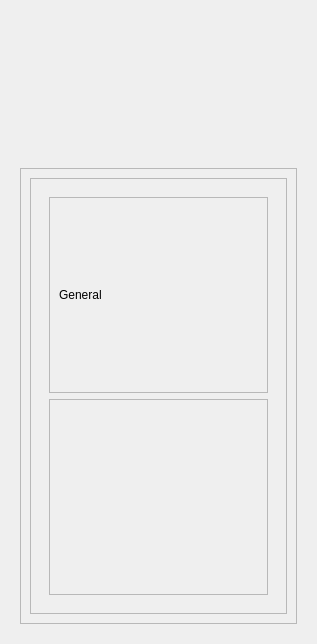
Qt form helga/nuke/rendering/renderthreads/media/ui/renderthreads.ui (timmwagener/helga) before a commit.
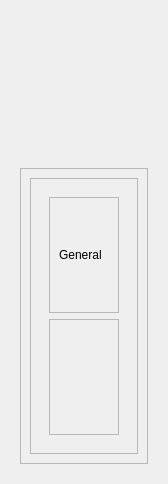
The same form after that commit. The open tabs and pages were chosen to show the change.

Commit message: Nuke: 1. Renderthreads: Implemented progressbar per renderthreads node in mvc. 2. Renderthreads: Implemented PriorityQueue. Prioritization only works upon adding of the RenderCommand objects to the queue though. A dynamic update of priorities, although implemented with signals and slots on the RenderCommand objects, doesnt work because of the treelike heapq implementation of PriorityQueue.

Diff of the .ui file:
```diff
--- a/helga/nuke/rendering/renderthreads/media/ui/renderthreads.ui
+++ b/helga/nuke/rendering/renderthreads/media/ui/renderthreads.ui
@@ -6,8 +6,8 @@
    <rect>
     <x>0</x>
     <y>0</y>
-    <width>317</width>
-    <height>644</height>
+    <width>168</width>
+    <height>484</height>
    </rect>
   </property>
   <property name="windowTitle">
@@ -549,8 +549,8 @@
            <rect>
             <x>0</x>
             <y>0</y>
-            <width>277</width>
-            <height>456</height>
+            <width>128</width>
+            <height>296</height>
            </rect>
           </property>
           <layout class="QVBoxLayout" name="verticalLayout_32">
```
Left out of the diff: 10 changed lines with no effect on the pictures. The commit also changes 10 other files.
